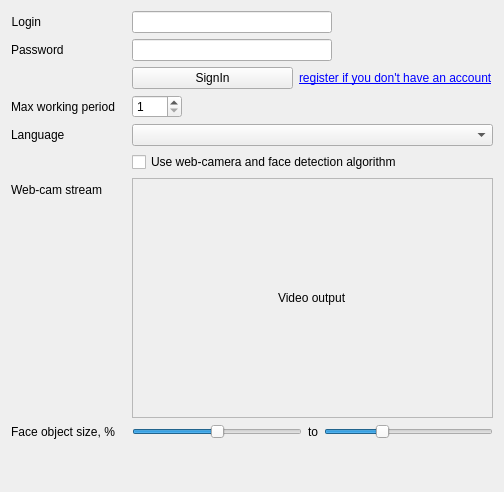
The window that forms/setupview.ui (ostretsov/sedstats) describes before a commit, drawn with Qt 5.
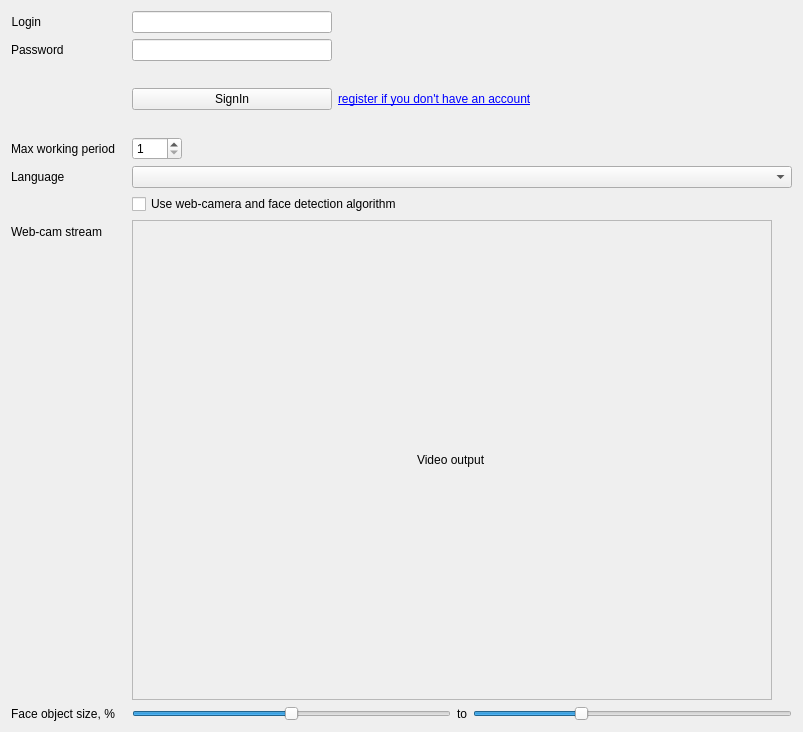
The same window after the commit.

Patch:
```diff
--- a/forms/setupview.ui
+++ b/forms/setupview.ui
@@ -6,8 +6,8 @@
    <rect>
     <x>0</x>
     <y>0</y>
-    <width>504</width>
-    <height>492</height>
+    <width>803</width>
+    <height>732</height>
    </rect>
   </property>
   <property name="windowTitle">
@@ -135,12 +135,24 @@
      </item>
      <item row="6" column="1">
       <widget class="QFrame" name="frmVideoStream">
+       <property name="sizePolicy">
+        <sizepolicy hsizetype="MinimumExpanding" vsizetype="MinimumExpanding">
+         <horstretch>0</horstretch>
+         <verstretch>0</verstretch>
+        </sizepolicy>
+       </property>
        <property name="minimumSize">
         <size>
          <width>320</width>
          <height>240</height>
         </size>
        </property>
+       <property name="maximumSize">
+        <size>
+         <width>640</width>
+         <height>480</height>
+        </size>
+       </property>
        <property name="frameShape">
         <enum>QFrame::StyledPanel</enum>
        </property>
```
